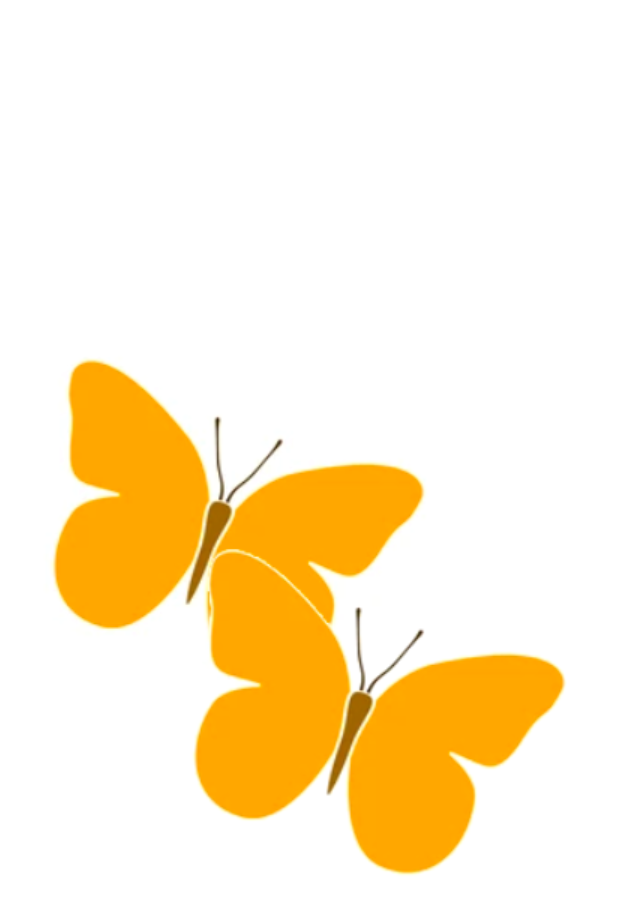
After one commit to guilhermegals/dad-stackoverflow, an Android app: the SplashActivity screen opened directly, with no data from a screen before it, on a phone screen of 412 x 824 dp. The commit adds this screen. Shown: the top 915 px of the screen. Run offline under Robolectric (Android 15) with nearby library versions, the phone set to English and light mode, and no system bars; our stand-ins replace Dagger/Hilt's generated code; libraries missing offline, so code that uses them is left out: com.auth0.android; network calls fail; 1 statement that could not run was skipped.

Commit message:
Adição da splash.

```diff
--- /dev/null
+++ b/src/mobile/ClassOverflow/app/src/main/java/br/com/grupo4/classoverflow/feature/splash/SplashActivity.kt
@@ -0,0 +1,27 @@
+package br.com.grupo4.classoverflow.feature.splash
+
+import android.content.Intent
+import android.os.Bundle
+import androidx.appcompat.app.AppCompatActivity
+import br.com.grupo4.classoverflow.data.repository.implementation.SharedPreferencesRepository
+import br.com.grupo4.classoverflow.feature.HomeActivity
+import br.com.grupo4.classoverflow.feature.login.LoginActivity
+import dagger.hilt.android.AndroidEntryPoint
+import javax.inject.Inject
+
+@AndroidEntryPoint
+class SplashActivity : AppCompatActivity() {
+
+    @Inject
+    lateinit var sharedPreferencesRepository: SharedPreferencesRepository
+
+    override fun onCreate(savedInstanceState: Bundle?) {
+        super.onCreate(savedInstanceState)
+
+        val access = sharedPreferencesRepository.getAccessToken()
+        if (access.isBlank()) startActivity(Intent(this@SplashActivity, LoginActivity::class.java))
+        else startActivity(Intent(this@SplashActivity, HomeActivity::class.java))
+
+        finish()
+    }
+}
--- /dev/null
+++ b/src/mobile/ClassOverflow/app/src/main/res/drawable/splash_background.xml
@@ -0,0 +1,9 @@
+<?xml version="1.0" encoding="utf-8"?>
+<layer-list xmlns:android="http://schemas.android.com/apk/res/android">
+    <item android:drawable="@color/color_background" />
+    <item>
+        <bitmap
+            android:gravity="center"
+            android:src="@drawable/logo" />
+    </item>
+</layer-list>
--- a/src/mobile/ClassOverflow/app/src/main/res/values/themes.xml
+++ b/src/mobile/ClassOverflow/app/src/main/res/values/themes.xml
@@ -20,6 +20,14 @@
 
     </style>
 
+    <style name="Theme.SplashTheme" parent="Theme.MaterialComponents.Light.NoActionBar">
+        <item name="android:windowBackground">@drawable/splash_background</item>
+        <item name="colorPrimary">@color/color_primary</item>
+        <item name="colorPrimaryDark">@color/color_primary_dark</item>
+        <item name="colorAccent">@color/color_accent</item>
+        <item name="android:statusBarColor">@color/color_background</item>
+    </style>
+
     <style name="Theme.ClassOverflow.NoActionBar">
         <item name="windowActionBar">false</item>
         <item name="windowNoTitle">true</item>
```
Also changed, not shown: src/mobile/ClassOverflow/app/src/main/AndroidManifest.xml (+12 -5 lines), src/mobile/ClassOverflow/app/src/main/res/drawable/logo.png (added).
